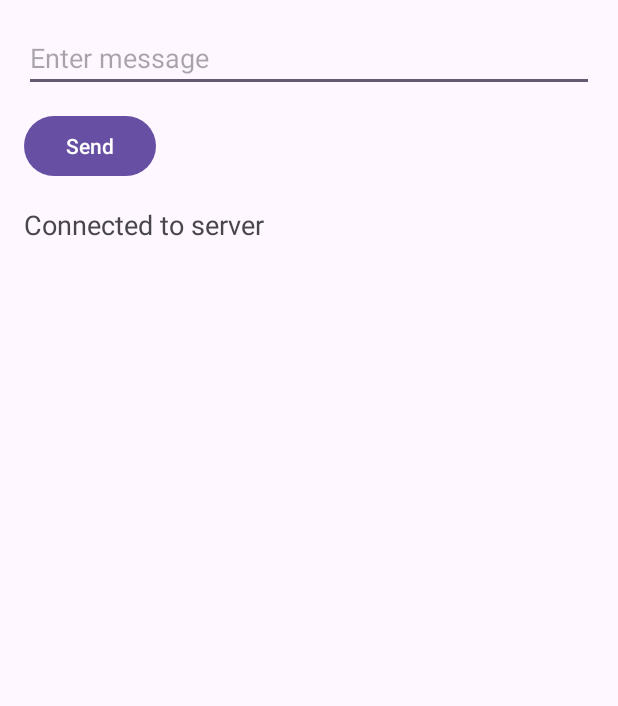
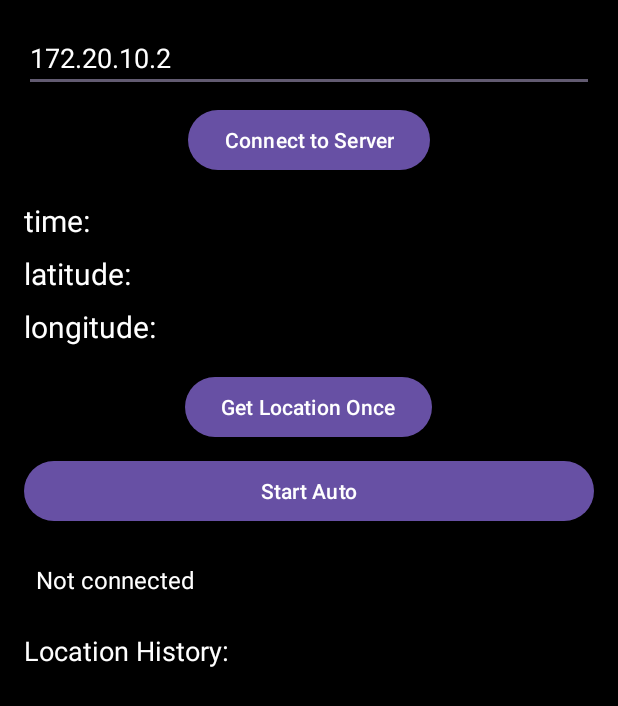
Before and after one commit to shar1mo/android, an Android app: the screen it shows after launch (TcpClient), after a tap on "tcp client", on a phone screen of 412 x 824 dp. Shown: the top 706 px of the screen. Run offline under Robolectric (Android 15) with nearby library versions, the light colour scheme and no system bars; libraries missing offline, so code that uses them is left out: org.zeromq.

Commit message:
fix tcp_client(json with lat/lon)

```diff
--- a/app/src/main/java/com/example/myandroidapp/TcpClient.kt
+++ b/app/src/main/java/com/example/myandroidapp/TcpClient.kt
@@ -1,82 +1,265 @@
 package com.example.myandroidapp
 
+import android.Manifest
+import android.content.pm.PackageManager
+import android.location.Location
 import android.os.Bundle
 import android.os.Handler
 import android.os.Looper
 import android.util.Log
-import android.widget.Button
-import android.widget.EditText
-import android.widget.TextView
+import android.widget.*
 import androidx.appcompat.app.AppCompatActivity
+import androidx.core.app.ActivityCompat
+import com.google.android.gms.location.FusedLocationProviderClient
+import com.google.android.gms.location.LocationServices
+import org.json.JSONObject
 import org.zeromq.SocketType
 import org.zeromq.ZContext
 import org.zeromq.ZMQ
+import java.text.SimpleDateFormat
+import java.util.*
+import java.util.concurrent.Executors
 
 class TcpClient : AppCompatActivity() {
-    private val logTag = "MY_LOG_TAG"
+
     private lateinit var tvResponse: TextView
-    private lateinit var etMessage: EditText
-    private lateinit var btnSend: Button
-    private lateinit var handler: Handler
+    private lateinit var tvLatitude: TextView
+    private lateinit var tvLongitude: TextView
+    private lateinit var tvTime: TextView
+    private lateinit var tvHistory: TextView
+    private lateinit var scrollHistory: ScrollView
+    private lateinit var btnConnect: Button
+    private lateinit var btnSendLocation: Button
+    private lateinit var btnAutoSend: Button
+    private lateinit var etServerIp: EditText
 
+    private lateinit var fusedLocationClient: FusedLocationProviderClient
+    private val mainHandler = Handler(Looper.getMainLooper())
+    private val netExecutor = Executors.newSingleThreadExecutor()
+
+    private var socket: ZMQ.Socket? = null
     private var context: ZContext? = null
-    private var socket: ZMQ.Socket? = null
+    @Volatile private var isConnected = false
+    @Volatile private var isAutoSending = false
+
+    companion object {
+        private const val TAG = "TcpClient"
+        private const val LOCATION_PERMISSION_CODE = 100
+        private const val AUTO_SEND_INTERVAL_MS: Long = 15_000L
+    }
+
+    private val timeFormat = SimpleDateFormat("dd.MM.yyyy HH:mm:ss", Locale.getDefault())
 
     override fun onCreate(savedInstanceState: Bundle?) {
         super.onCreate(savedInstanceState)
         setContentView(R.layout.activity_tcpclient)
 
+        initViews()
+        fusedLocationClient = LocationServices.getFusedLocationProviderClient(this)
+        etServerIp.setText("172.20.10.2")
+    }
+
+    private fun initViews() {
         tvResponse = findViewById(R.id.tvResponse)
-        etMessage = findViewById(R.id.etMessage)
-        btnSend = findViewById(R.id.btnSend)
-        handler = Handler(Looper.getMainLooper())
+        tvLatitude = findViewById(R.id.gpsLatitude)
+        tvLongitude = findViewById(R.id.gpsLongitude)
+        tvTime = findViewById(R.id.gpsTime)
+        tvHistory = findViewById(R.id.gpsHistory)
+        scrollHistory = findViewById(R.id.scrollHistory)
+        btnConnect = findViewById(R.id.btnConnect)
+        btnSendLocation = findViewById(R.id.btnGetLocation)
+        btnAutoSend = findViewById(R.id.btnStartAuto)
+        etServerIp = findViewById(R.id.etServerIp)
 
-        Thread {
-            try {
-                context = ZContext()
-                socket = context!!.createSocket(SocketType.REQ)
+        btnConnect.setOnClickListener {
+            if (isConnected) disconnectFromServer()
+            else connectToServer()
+        }
 
-                socket!!.connect("tcp://172.20.10.2:8080")
+        btnSendLocation.setOnClickListener {
+            if (isConnected) getCurrentLocation()
+            else showToast("Begin connect to server first")
+        }
 
-                handler.post {
-                    tvResponse.text = "Connected to server"
+        btnAutoSend.setOnClickListener {
+            if (!isConnected) {
+                showToast("Begin connect to server first")
+                return@setOnClickListener
             }
-            } catch (e: Exception) {
-                Log.e(logTag, "Error creating socket: ${e.message}", e)
-                handler.post {
-                    tvResponse.text = "Error: ${e.message}"
+            toggleAutoSend()
         }
     }
-        }.start()
 
-        btnSend.setOnClickListener {
-            val msg = etMessage.text.toString()
-            if (msg.isNotBlank()) {
-                Thread {
+    private fun connectToServer() {
+        netExecutor.execute {
             try {
-                        socket?.send(msg)
-                        Log.d(logTag, "[CLIENT] Sent: $msg")
+                socket?.close()
+                context?.close()
 
+                context = ZContext()
+                socket = context?.createSocket(SocketType.REQ)
+                socket?.setLinger(0)
+                socket?.setReceiveTimeOut(3000)
+                socket?.setSendTimeOut(3000)
+
+                val serverIp = etServerIp.text.toString().trim()
+                val connectionString = "tcp://$serverIp:8080"
+                Log.d(TAG, "Connecting to: $connectionString")
+
+                socket?.connect(connectionString)
+                socket?.send("test")
                 val reply = socket?.recvStr()
-                        Log.d(logTag, "[CLIENT] Received: $reply")
+                if (reply.isNullOrEmpty()) throw Exception("No reply from server")
 
-                        handler.post {
-                            tvResponse.text = "Server: $reply"
+                isConnected = true
+                mainHandler.post {
+                    btnConnect.text = "Disconnect"
+                    tvResponse.text = "Connected: $reply"
+                    showToast("Connected to server")
                 }
+
             } catch (e: Exception) {
-                        Log.e(logTag, "Error: ${e.message}", e)
-                        handler.post {
-                            tvResponse.text = "Error: ${e.message}"
+                isConnected = false
+                mainHandler.post {
+                    btnConnect.text = "Connect to Server"
+                    tvResponse.text = "Err connect: ${e.message}"
+                    showToast("Err connect: ${e.message}")
                 }
-                    }
-                }.start()
+                Log.e(TAG, "Connection failed", e)
             }
         }
     }
 
+    private fun disconnectFromServer() {
+        netExecutor.execute {
+            try {
+                socket?.send("disconnect")
+                socket?.recvStr()
+            } catch (_: Exception) {}
+            try {
+                socket?.close()
+                context?.close()
+            } catch (_: Exception) {}
+            isConnected = false
+            mainHandler.post {
+                btnConnect.text = "Connect to Server"
+                tvResponse.text = "Disconnected"
+                showToast("Disconnected from server")
+            }
+        }
+    }
+
+    private fun getCurrentLocation() {
+        if (!checkPermissions()) {
+            requestPermissions()
+            return
+        }
+
+        if (ActivityCompat.checkSelfPermission(this, Manifest.permission.ACCESS_FINE_LOCATION) != PackageManager.PERMISSION_GRANTED &&
+            ActivityCompat.checkSelfPermission(this, Manifest.permission.ACCESS_COARSE_LOCATION) != PackageManager.PERMISSION_GRANTED) {
+            return
+        }
+
+        fusedLocationClient.lastLocation.addOnCompleteListener { task ->
+            val location: Location? = task.result
+            if (location != null) {
+                val lat = location.latitude
+                val lon = location.longitude
+
+                mainHandler.post {
+                    tvLatitude.text = "latitude: %.6f".format(lat)
+                    tvLongitude.text = "longitude: %.6f".format(lon)
+                    tvTime.text = "time: ${timeFormat.format(Date())}"
+                }
+
+                sendLocationToServer(lat, lon)
+            } else {
+                mainHandler.post {
+                    tvResponse.text = "Location is null; try enabling GPS."
+                }
+            }
+        }
+    }
+
+    private fun sendLocationToServer(latitude: Double, longitude: Double) {
+        netExecutor.execute {
+            try {
+                if (!isConnected || socket == null) throw Exception("Not connected")
+
+                val locationData = JSONObject().apply {
+                    put("latitude", latitude)
+                    put("longitude", longitude)
+                    put("timestamp", System.currentTimeMillis())
+                    put("device_time", timeFormat.format(Date()))
+                    put("device_id", "Android_${android.os.Build.MODEL}")
+                }
+
+                socket?.send(locationData.toString())
+                val reply = socket?.recvStr() ?: "no reply"
+
+                mainHandler.post {
+                    tvResponse.text = "Data send: $reply"
+                    val entry = "${timeFormat.format(Date())} — lat: %.6f, lon: %.6f\n".format(latitude, longitude)
+                    tvHistory.append(entry)
+                    scrollHistory.post { scrollHistory.fullScroll(ScrollView.FOCUS_DOWN) }
+                }
+                Log.d(TAG, "Location sent successfully: $reply")
+
+            } catch (e: Exception) {
+                Log.e(TAG, "Failed to send location", e)
+                mainHandler.post { tvResponse.text = "Err send: ${e.message}" }
+                isConnected = false
+            }
+        }
+    }
+
+    private val autoSendRunnable = object : Runnable {
+        override fun run() {
+            if (!isAutoSending || !isConnected) return
+            getCurrentLocation()
+            mainHandler.postDelayed(this, AUTO_SEND_INTERVAL_MS)
+        }
+    }
+
+    private fun toggleAutoSend() {
+        isAutoSending = !isAutoSending
+        if (isAutoSending) {
+            btnAutoSend.text = "Autosend stop"
+            tvResponse.text = "Autosend start (every 15s)"
+            showToast("Autosend start")
+            mainHandler.post(autoSendRunnable)
+        } else {
+            btnAutoSend.text = "Autosend start"
+            tvResponse.text = "Autosend stopped"
+            showToast("Autosend stop")
+            mainHandler.removeCallbacks(autoSendRunnable)
+        }
+    }
+
+    private fun checkPermissions(): Boolean {
+        return ActivityCompat.checkSelfPermission(this, Manifest.permission.ACCESS_FINE_LOCATION) == PackageManager.PERMISSION_GRANTED
+    }
+
+    private fun requestPermissions() {
+        ActivityCompat.requestPermissions(
+            this,
+            arrayOf(Manifest.permission.ACCESS_FINE_LOCATION, Manifest.permission.ACCESS_COARSE_LOCATION),
+            LOCATION_PERMISSION_CODE
+        )
+    }
+
+    private fun showToast(message: String) {
+        Toast.makeText(this, message, Toast.LENGTH_SHORT).show()
+    }
+
     override fun onDestroy() {
         super.onDestroy()
+        isAutoSending = false
+        mainHandler.removeCallbacksAndMessages(null)
+        try { netExecutor.shutdownNow() } catch (_: Exception) {}
+        try {
             socket?.close()
             context?.close()
+        } catch (_: Exception) {}
     }
 }
--- a/app/src/main/res/layout/activity_tcpclient.xml
+++ b/app/src/main/res/layout/activity_tcpclient.xml
@@ -3,29 +3,101 @@
     xmlns:android="http://schemas.android.com/apk/res/android"
     android:layout_width="match_parent"
     android:layout_height="match_parent"
+    android:background="@color/black"
     android:orientation="vertical"
-    android:padding="16dp">
+    android:padding="16dp"
+    android:gravity="center_horizontal">
 
     <EditText
-        android:id="@+id/etMessage"
+        android:id="@+id/etServerIp"
         android:layout_width="match_parent"
         android:layout_height="wrap_content"
-        android:hint="Enter message"
-        android:singleLine="true"
-        android:textSize="18sp"/>
+        android:hint="Server IP"
+        android:textSize="18sp"
+        android:textColor="@color/white"
+        android:layout_marginBottom="8dp"/>
 
     <Button
-        android:id="@+id/btnSend"
+        android:id="@+id/btnConnect"
         android:layout_width="wrap_content"
         android:layout_height="wrap_content"
-        android:text="Send"
-        android:layout_marginTop="12dp"/>
+        android:text="Connect to Server"
+        android:layout_marginBottom="16dp"/>
+
+    <TextView
+        android:id="@+id/gpsTime"
+        android:layout_width="match_parent"
+        android:layout_height="wrap_content"
+        android:text="time: "
+        android:textSize="20sp"
+        android:textColor="@color/white"
+        android:layout_marginBottom="8dp"/>
+
+    <TextView
+        android:id="@+id/gpsLatitude"
+        android:layout_width="match_parent"
+        android:layout_height="wrap_content"
+        android:text="latitude: "
+        android:textSize="20sp"
+        android:textColor="@color/white"
+        android:layout_marginBottom="8dp"/>
+
+    <TextView
+        android:id="@+id/gpsLongitude"
+        android:layout_width="match_parent"
+        android:layout_height="wrap_content"
+        android:text="longitude: "
+        android:textSize="20sp"
+        android:textColor="@color/white"
+        android:layout_marginBottom="16dp"/>
+
+    <Button
+        android:id="@+id/btnGetLocation"
+        android:layout_width="wrap_content"
+        android:layout_height="wrap_content"
+        android:text="Get Location Once"
+        android:layout_marginBottom="8dp"/>
+
+    <Button
+        android:id="@+id/btnStartAuto"
+        android:layout_width="match_parent"
+        android:layout_height="wrap_content"
+        android:text="Start Auto"
+        android:layout_marginBottom="16dp"/>
 
     <TextView
         android:id="@+id/tvResponse"
         android:layout_width="match_parent"
         android:layout_height="wrap_content"
         android:text="Not connected"
+        android:textSize="16sp"
+        android:textColor="@color/white"
+        android:layout_marginBottom="16dp"
+        android:background="@color/black"
+        android:padding="8dp"/>
+
+    <TextView
+        android:layout_width="match_parent"
+        android:layout_height="wrap_content"
+        android:text="Location History:"
         android:textSize="18sp"
-        android:paddingTop="16dp"/>
+        android:textColor="@color/white"
+        android:layout_marginBottom="8dp"/>
+
+    <ScrollView
+        android:id="@+id/scrollHistory"
+        android:layout_width="match_parent"
+        android:layout_height="0dp"
+        android:layout_weight="1">
+
+        <TextView
+            android:id="@+id/gpsHistory"
+            android:layout_width="match_parent"
+            android:layout_height="wrap_content"
+            android:textColor="@color/white"
+            android:textSize="14sp"
+            android:background="@color/black"
+            android:padding="8dp"/>
+
+    </ScrollView>
 </LinearLayout>
```
Lines whose indentation alone changed are shown as unchanged.
